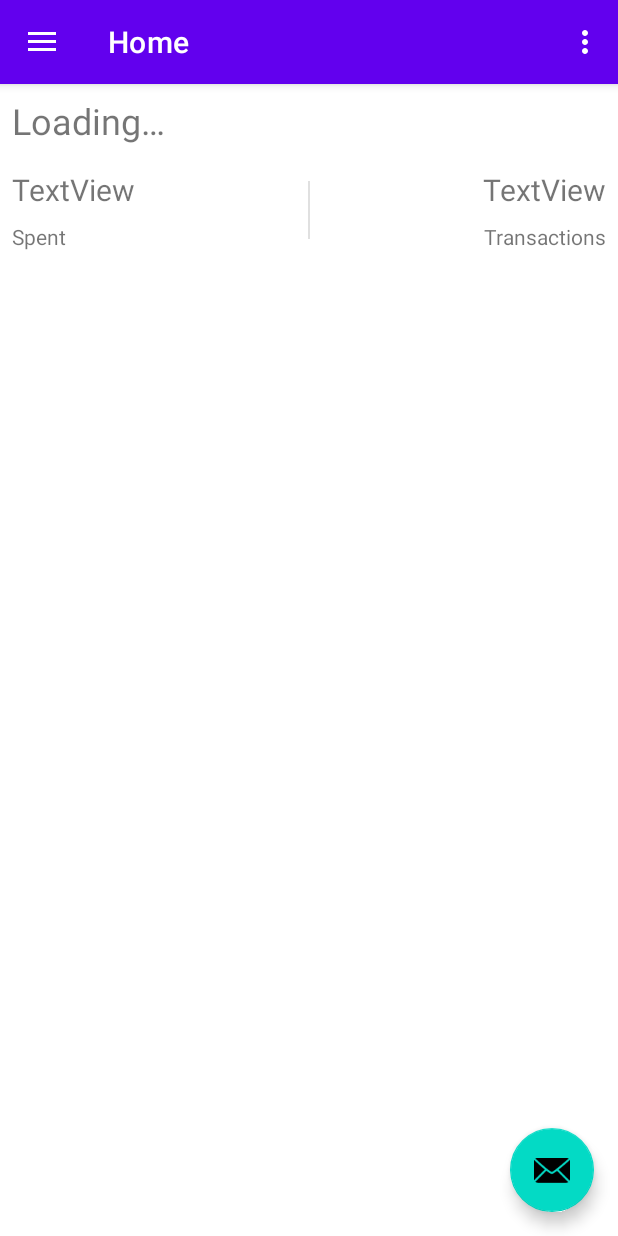
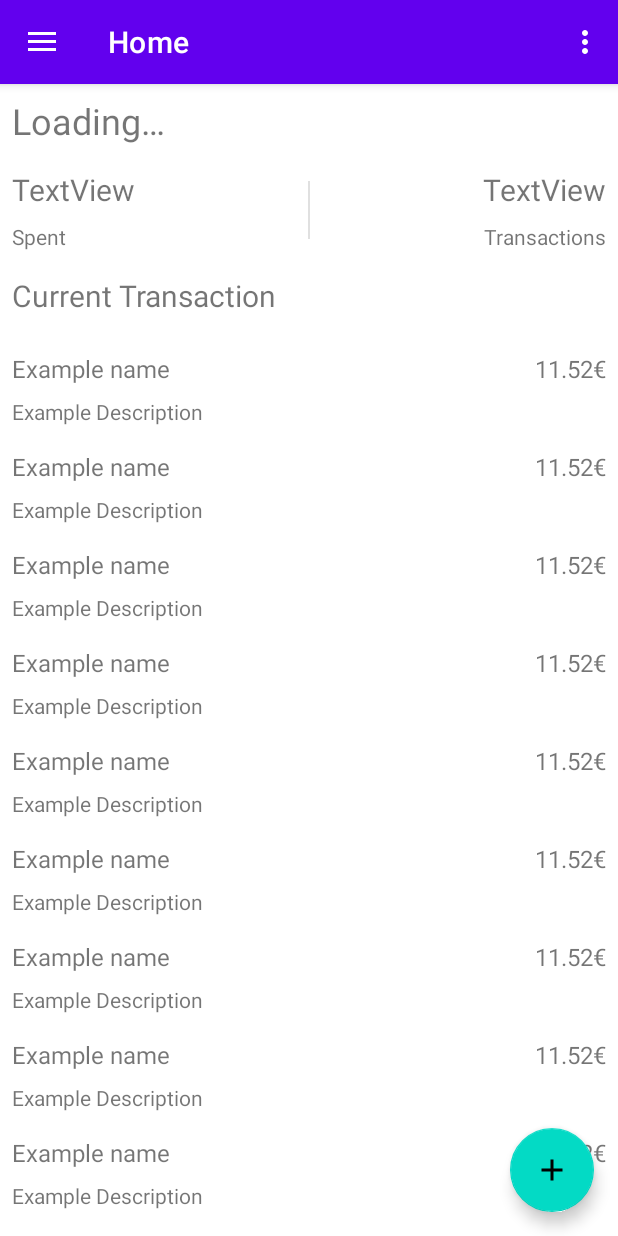
Before and after one commit to goncaloacteixeira/feup-cpm-proj1, an Android app: the HomePageActivity screen opened directly, with no data from a screen before it, on a phone screen of 412 x 824 dp. Run offline under Robolectric (Android 15) with nearby library versions, the phone set to English and light mode, and no system bars; our stand-ins replace Volley, navigation-ui; libraries missing offline, so code that uses them is left out: com.github.pavlospt.roundedletterview; 10 statements that could not run were skipped.

Commit message:
added recyclerview on homepage

```diff
--- a/AcmeShop/app/src/main/java/org/feup/cpm/group9/acmeshop/HomePageActivity.kt
+++ b/AcmeShop/app/src/main/java/org/feup/cpm/group9/acmeshop/HomePageActivity.kt
@@ -13,11 +13,8 @@ import androidx.navigation.ui.setupActionBarWithNavController
 import androidx.navigation.ui.setupWithNavController
 import com.github.pavlospt.roundedletterview.RoundedLetterView
 import com.google.android.material.navigation.NavigationView
-import com.google.android.material.snackbar.Snackbar
 import org.feup.cpm.group9.acmeshop.databinding.ActivityHomePageBinding
 import java.util.*
-import kotlin.Boolean
-import kotlin.Int
 
 class HomePageActivity : AppCompatActivity() {
 
@@ -32,10 +29,6 @@ class HomePageActivity : AppCompatActivity() {
 
         setSupportActionBar(binding.appBarHomePage.toolbar)
 
-        binding.appBarHomePage.fab.setOnClickListener { view ->
-            Snackbar.make(view, "Replace with your own action", Snackbar.LENGTH_LONG)
-                .setAction("Action", null).show()
-        }
         val drawerLayout: DrawerLayout = binding.drawerLayout
         val navView: NavigationView = binding.navView
         val navController = findNavController(R.id.nav_host_fragment_content_home_page)
--- /dev/null
+++ b/AcmeShop/app/src/main/java/org/feup/cpm/group9/acmeshop/adapters/CurrentTransactionAdapter.kt
@@ -0,0 +1,65 @@
+package org.feup.cpm.group9.acmeshop.adapters
+
+import android.view.LayoutInflater
+import android.view.View
+import android.view.ViewGroup
+import android.widget.Button
+import android.widget.TextView
+import android.widget.Toast
+import androidx.recyclerview.widget.RecyclerView
+import org.feup.cpm.group9.acmeshop.R
+import org.feup.cpm.group9.acmeshop.models.Item
+
+
+class CurrentTransactionAdapter(private val itemList: ArrayList<Item>) : RecyclerView.Adapter<CurrentTransactionAdapter.ViewHolder>() {
+    override fun onCreateViewHolder(parent: ViewGroup, viewType: Int): ViewHolder {
+        return if (viewType == R.layout.item_row) {
+            val view = LayoutInflater.from(parent.context)
+                .inflate(R.layout.item_row, parent, false)
+
+            ViewHolder(view)
+        } else {
+            val view = LayoutInflater.from(parent.context)
+                .inflate(R.layout.pay_btn_row, parent, false)
+
+            ViewHolder(view)
+        }
+    }
+
+    override fun getItemViewType(position: Int): Int {
+        return if (position == itemList.size) R.layout.pay_btn_row else R.layout.item_row
+    }
+
+    override fun onBindViewHolder(holder: ViewHolder, position: Int) {
+        if (position != itemList.size) {
+            val itemViewModel = itemList[position]
+            holder.name?.text = itemViewModel.name
+            holder.description?.text = itemViewModel.description
+            holder.price?.text = holder.itemView.context!!.getString(R.string.price_template_eur, itemViewModel.price)
+        } else {
+            holder.button?.setOnClickListener {
+                Toast.makeText(holder.itemView.context, "Payment not implemented yet!", Toast.LENGTH_LONG)
+                    .show()
+            }
+        }
+    }
+
+    override fun getItemCount(): Int {
+        return if (itemList.isNotEmpty()) itemList.size + 1 else 0
+    }
+
+    // Holds the views for adding it to image and text
+    class ViewHolder(ItemView: View) : RecyclerView.ViewHolder(ItemView) {
+        val name: TextView? = itemView.findViewById(R.id.item_name)
+        val description: TextView? = itemView.findViewById(R.id.item_description)
+        val price: TextView? = itemView.findViewById(R.id.item_price)
+
+        // button
+        val button: Button? = itemView.findViewById(R.id.pay_btn)
+    }
+
+    fun addItem(item: Item) {
+        itemList.add(item)
+        notifyItemInserted(itemList.size)
+    }
+}
--- a/AcmeShop/app/src/main/java/org/feup/cpm/group9/acmeshop/ui/home/HomeFragment.kt
+++ b/AcmeShop/app/src/main/java/org/feup/cpm/group9/acmeshop/ui/home/HomeFragment.kt
@@ -1,16 +1,23 @@
 package org.feup.cpm.group9.acmeshop.ui.home
 
 import android.os.Bundle
+import android.util.Log
 import android.view.LayoutInflater
 import android.view.View
 import android.view.ViewGroup
 import android.widget.TextView
 import androidx.fragment.app.Fragment
-import androidx.lifecycle.AndroidViewModel
 import androidx.lifecycle.ViewModel
 import androidx.lifecycle.ViewModelProvider
+import androidx.recyclerview.widget.LinearLayoutManager
+import androidx.recyclerview.widget.RecyclerView
+import com.google.android.material.floatingactionbutton.FloatingActionButton
 import org.feup.cpm.group9.acmeshop.R
+import org.feup.cpm.group9.acmeshop.adapters.CurrentTransactionAdapter
 import org.feup.cpm.group9.acmeshop.databinding.FragmentHomeBinding
+import org.feup.cpm.group9.acmeshop.models.Item
+import java.util.*
+import kotlin.collections.ArrayList
 
 class HomeFragment : Fragment() {
     private var _binding: FragmentHomeBinding? = null
@@ -24,14 +31,14 @@ class HomeFragment : Fragment() {
         container: ViewGroup?,
         savedInstanceState: Bundle?
     ): View {
-        var factory = object : ViewModelProvider.Factory {
+        val factory = object : ViewModelProvider.Factory {
             override fun <T : ViewModel> create(modelClass: Class<T>): T {
                 return  HomeViewModel(activity!!.application, activity!!.intent.extras?.get("uuid") as String) as T
             }
         }
 
         val homeViewModel : HomeViewModel by lazy {
-            ViewModelProvider(this, factory).get(HomeViewModel::class.java)
+            ViewModelProvider(this, factory)[HomeViewModel::class.java]
         }
 
         _binding = FragmentHomeBinding.inflate(inflater, container, false)
@@ -50,6 +57,34 @@ class HomeFragment : Fragment() {
         return root
     }
 
+    override fun onViewCreated(view: View, savedInstanceState: Bundle?) {
+        // getting the recyclerview by its id
+        val recyclerview = view.findViewById<RecyclerView>(R.id.home_current_transaction_rv)
+
+        // this creates a vertical layout Manager
+        recyclerview.layoutManager = LinearLayoutManager(requireContext())
+
+        // ArrayList of class ItemsViewModel
+        val data = ArrayList<Item>()
+
+        for (i in 1..20) {
+            data.add(Item(UUID.randomUUID().toString(), "Example name", "Example Description", 123123123123, 11.52))
+        }
+
+        // This will pass the ArrayList to our Adapter
+        val adapter = CurrentTransactionAdapter(data)
+
+        // Setting the Adapter with the recyclerview
+        recyclerview.adapter = adapter
+
+
+        view.findViewById<FloatingActionButton>(R.id.add_item_fab).setOnClickListener {
+            adapter.addItem(Item(UUID.randomUUID().toString(), "Added by FAB", "Example Description", 123123123123, 25.0))
+        }
+
+        super.onViewCreated(view, savedInstanceState)
+    }
+
     override fun onDestroyView() {
         super.onDestroyView()
         _binding = null
--- /dev/null
+++ b/AcmeShop/app/src/main/res/drawable/ic_baseline_add_24.xml
@@ -0,0 +1,10 @@
+<vector xmlns:android="http://schemas.android.com/apk/res/android"
+    android:width="24dp"
+    android:height="24dp"
+    android:viewportWidth="24"
+    android:viewportHeight="24"
+    android:tint="?attr/colorControlNormal">
+  <path
+      android:fillColor="@android:color/white"
+      android:pathData="M19,13h-6v6h-2v-6H5v-2h6V5h2v6h6v2z"/>
+</vector>
--- a/AcmeShop/app/src/main/res/layout/app_bar_home_page.xml
+++ b/AcmeShop/app/src/main/res/layout/app_bar_home_page.xml
@@ -22,13 +22,4 @@
 
     <include layout="@layout/content_home_page" />
 
-    <com.google.android.material.floatingactionbutton.FloatingActionButton
-        android:id="@+id/fab"
-        android:layout_width="wrap_content"
-        android:layout_height="wrap_content"
-        android:layout_gravity="bottom|end"
-        android:layout_marginEnd="@dimen/fab_margin"
-        android:layout_marginBottom="16dp"
-        app:srcCompat="@android:drawable/ic_dialog_email" />
-
 </androidx.coordinatorlayout.widget.CoordinatorLayout>
--- a/AcmeShop/app/src/main/res/layout/fragment_home.xml
+++ b/AcmeShop/app/src/main/res/layout/fragment_home.xml
@@ -85,4 +85,38 @@
         </androidx.constraintlayout.widget.ConstraintLayout>
     </androidx.constraintlayout.widget.ConstraintLayout>
 
+    <TextView
+        android:id="@+id/home_current_transaction_lbl"
+        android:layout_width="wrap_content"
+        android:layout_height="wrap_content"
+        android:layout_marginStart="8dp"
+        android:layout_marginTop="16dp"
+        android:text="@string/current_transaction"
+        android:textSize="20sp"
+        app:layout_constraintStart_toStartOf="parent"
+        app:layout_constraintTop_toBottomOf="@+id/home_header" />
+
+    <androidx.recyclerview.widget.RecyclerView
+        android:id="@+id/home_current_transaction_rv"
+        android:layout_width="match_parent"
+        android:layout_height="0dp"
+        android:layout_marginTop="16dp"
+        app:layout_constraintBottom_toBottomOf="parent"
+        app:layout_constraintEnd_toEndOf="parent"
+        app:layout_constraintHorizontal_bias="1.0"
+        app:layout_constraintStart_toStartOf="parent"
+        app:layout_constraintTop_toBottomOf="@+id/home_current_transaction_lbl"
+        app:layout_constraintVertical_bias="0.0" />
+
+    <com.google.android.material.floatingactionbutton.FloatingActionButton
+        android:id="@+id/add_item_fab"
+        android:layout_width="wrap_content"
+        android:layout_height="wrap_content"
+        android:layout_marginEnd="16dp"
+        android:layout_marginBottom="16dp"
+        android:clickable="true"
+        android:src="@drawable/ic_baseline_add_24"
+        app:layout_constraintBottom_toBottomOf="parent"
+        app:layout_constraintEnd_toEndOf="parent" />
+
 </androidx.constraintlayout.widget.ConstraintLayout>
--- /dev/null
+++ b/AcmeShop/app/src/main/res/layout/item_row.xml
@@ -0,0 +1,41 @@
+<?xml version="1.0" encoding="utf-8"?>
+<androidx.constraintlayout.widget.ConstraintLayout xmlns:android="http://schemas.android.com/apk/res/android"
+    xmlns:app="http://schemas.android.com/apk/res-auto"
+    android:layout_width="match_parent"
+    android:layout_height="wrap_content">
+
+    <TextView
+        android:id="@+id/item_name"
+        android:layout_width="wrap_content"
+        android:layout_height="wrap_content"
+        android:layout_marginStart="8dp"
+        android:layout_marginTop="8dp"
+        android:text="Item Name"
+        android:textSize="16sp"
+        app:layout_constraintStart_toStartOf="parent"
+        app:layout_constraintTop_toTopOf="parent" />
+
+    <TextView
+        android:id="@+id/item_price"
+        android:layout_width="wrap_content"
+        android:layout_height="wrap_content"
+        android:layout_marginTop="8dp"
+        android:layout_marginEnd="8dp"
+        android:text="TextView"
+        android:textSize="16sp"
+        app:layout_constraintEnd_toEndOf="parent"
+        app:layout_constraintTop_toTopOf="parent" />
+
+    <TextView
+        android:id="@+id/item_description"
+        android:layout_width="wrap_content"
+        android:layout_height="wrap_content"
+        android:layout_marginStart="8dp"
+        android:layout_marginTop="8dp"
+        android:layout_marginBottom="8dp"
+        android:text="TextView"
+        android:textSize="14sp"
+        app:layout_constraintBottom_toBottomOf="parent"
+        app:layout_constraintStart_toStartOf="parent"
+        app:layout_constraintTop_toBottomOf="@+id/item_name" />
+</androidx.constraintlayout.widget.ConstraintLayout>
--- /dev/null
+++ b/AcmeShop/app/src/main/res/layout/pay_btn_row.xml
@@ -0,0 +1,18 @@
+<?xml version="1.0" encoding="utf-8"?>
+<androidx.constraintlayout.widget.ConstraintLayout xmlns:android="http://schemas.android.com/apk/res/android"
+    xmlns:app="http://schemas.android.com/apk/res-auto"
+    android:layout_width="match_parent"
+    android:layout_height="wrap_content">
+
+    <Button
+        android:id="@+id/pay_btn"
+        android:layout_width="wrap_content"
+        android:layout_height="wrap_content"
+        android:layout_marginTop="16dp"
+        android:layout_marginBottom="16dp"
+        android:text="@string/pay"
+        app:layout_constraintBottom_toBottomOf="parent"
+        app:layout_constraintEnd_toEndOf="parent"
+        app:layout_constraintStart_toStartOf="parent"
+        app:layout_constraintTop_toTopOf="parent" />
+</androidx.constraintlayout.widget.ConstraintLayout>
--- a/AcmeShop/app/src/main/res/values/strings.xml
+++ b/AcmeShop/app/src/main/res/values/strings.xml
@@ -6,6 +6,8 @@
     <string name="loading">Loading…</string>
     <string name="hello_user">Hi %s!</string>
     <string name="price_template_eur">%.02f€</string>
+    <string name="pay_template_eur">Pay %.02f€</string>
+    <string name="pay">Pay</string>
 
     <!-- SignUp Strings -->
     <string name="name_lbl">Name</string>
@@ -32,6 +34,7 @@
     <!-- Home Fragment -->
     <string name="total_spent">Spent</string>
     <string name="number_transactions">Transactions</string>
+    <string name="current_transaction">Current Transaction</string>
 
     <string name="menu_home">Home</string>
     <string name="menu_gallery">Gallery</string>
```
